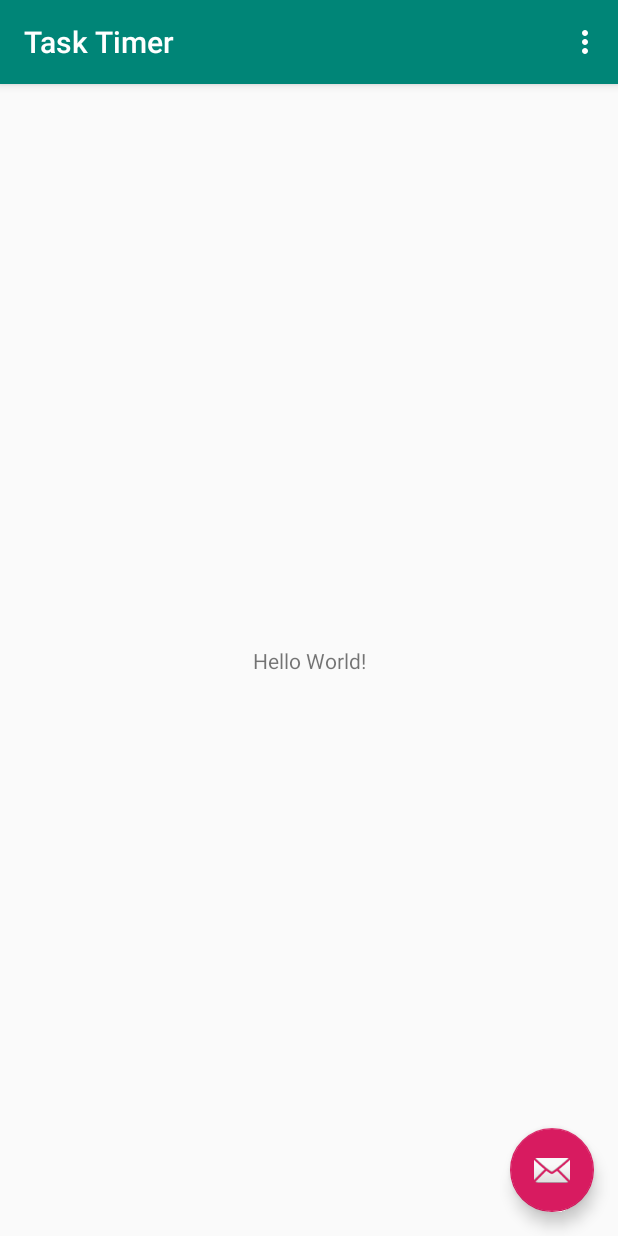
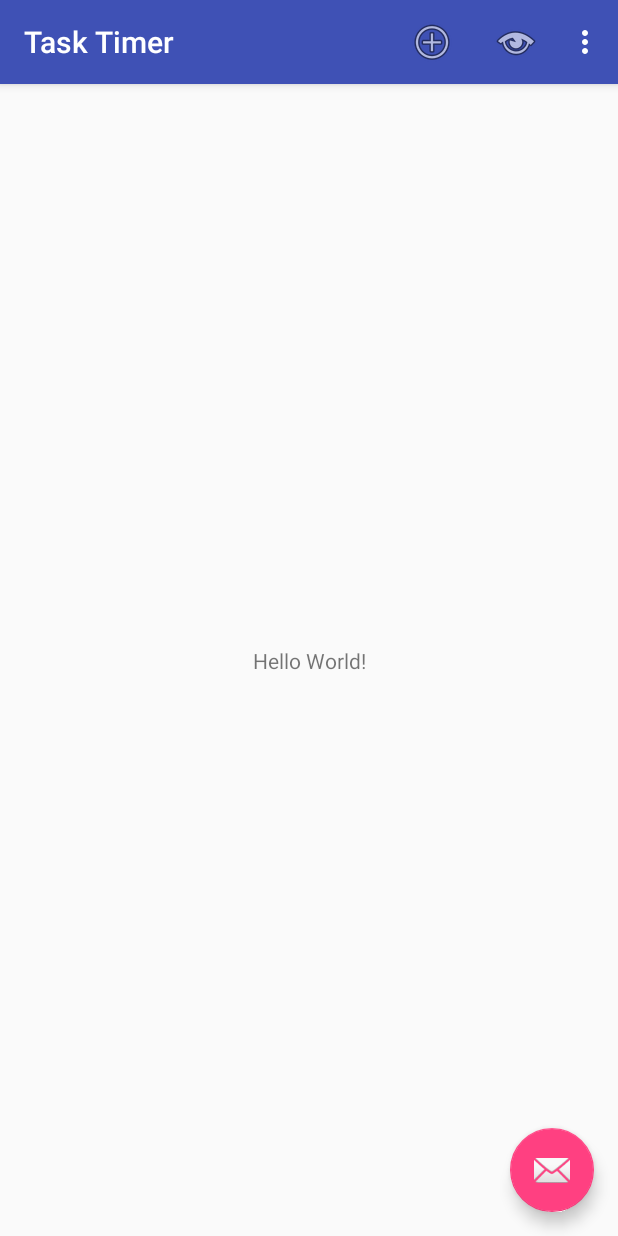
Before and after one commit to Breldan-Muturi/TaskTimer, an Android app: the screen it shows after launch (MainActivity), on a phone screen of 412 x 824 dp. Run offline under Robolectric (Android 15) with nearby library versions, the phone set to English and light mode, and no system bars.

Commit message:
Main UI and Task UI layouts

```diff
--- a/app/src/main/java/turi/Kotlin/tasktimer/MainActivity.kt
+++ b/app/src/main/java/turi/Kotlin/tasktimer/MainActivity.kt
@@ -2,7 +2,6 @@ package turi.Kotlin.tasktimer
 
 import android.os.Bundle
 import android.util.Log
-import com.google.android.material.snackbar.Snackbar
 import androidx.appcompat.app.AppCompatActivity
 import android.view.Menu
 import android.view.MenuItem
@@ -49,7 +48,7 @@ class MainActivity : AppCompatActivity() {
         // automatically handle clicks on the Home/Up button, so long
         // as you specify a parent activity in AndroidManifest.xml.
         return when (item.itemId) {
-            R.id.action_settings -> true
+            R.id.menumain_settings -> true
             else -> super.onOptionsItemSelected(item)
         }
     }
--- a/app/src/main/res/menu/menu_main.xml
+++ b/app/src/main/res/menu/menu_main.xml
@@ -3,8 +3,31 @@
     xmlns:tools="http://schemas.android.com/tools"
     tools:context="turi.Kotlin.tasktimer.MainActivity">
     <item
-        android:id="@+id/action_settings"
-        android:orderInCategory="100"
-        android:title="@string/action_settings"
+        android:id="@+id/menumain_addTask"
+        android:icon="@android:drawable/ic_menu_add"
+        android:orderInCategory="10"
+        android:title="@string/menumain_addTask"
+        app:showAsAction="ifRoom" />
+    <item
+        android:id="@+id/menumain_showDurations"
+        android:icon="@android:drawable/ic_menu_view"
+        android:orderInCategory="20"
+        android:title="@string/menumain_showDurations"
+        app:showAsAction="ifRoom" />
+    <item
+        android:id="@+id/menumain_settings"
+        android:orderInCategory="30"
+        android:title="@string/menumain_settings"
+        app:showAsAction="never" />
+    <item
+        android:id="@+id/menumain_showAbout"
+        android:icon="@android:drawable/ic_menu_info_details"
+        android:orderInCategory="40"
+        android:title="@string/menumain_showAbout"
+        app:showAsAction="ifRoom" />
+    <item
+        android:id="@+id/menumain_generate"
+        android:title="@string/menumain_generate"
+        android:visible="false"
         app:showAsAction="never" />
 </menu>
--- a/app/src/main/res/values/colors.xml
+++ b/app/src/main/res/values/colors.xml
@@ -1,6 +1,6 @@
 <?xml version="1.0" encoding="utf-8"?>
 <resources>
-    <color name="colorPrimary">#008577</color>
-    <color name="colorPrimaryDark">#00574B</color>
-    <color name="colorAccent">#D81B60</color>
+    <color name="colorPrimary">#3F51B5</color>
+    <color name="colorPrimaryDark">#303F9F</color>
+    <color name="colorAccent">#FF4081</color>
 </resources>
--- a/app/src/main/res/values/strings.xml
+++ b/app/src/main/res/values/strings.xml
@@ -4,4 +4,12 @@
 
     <!-- TODO: Remove or change this placeholder text -->
     <string name="hello_blank_fragment">Hello blank fragment</string>
+    <string name="menumain_addTask">Add Task</string>
+    <string name="menumain_showDurations" >Durations Report</string>
+    <string name="menumain_settings">Settings</string>
+    <string name="menumain_showAbout">About TaskTimer</string>
+    <string name="menumain_generate">Generate Data</string>
+    <string name="no_task_message">No Task Selected</string>
+    <string name="edit_button_description">Button to edit a Task\'s description</string>
+    <string name="delete_button_details">Button to delete Tasks</string>
 </resources>
```
Also changed, not shown: app/src/main/res/layout/fragment_main.xml (+31 -5 lines), app/src/main/res/layout/task_list_item.xml (added, +57 -0 lines).
